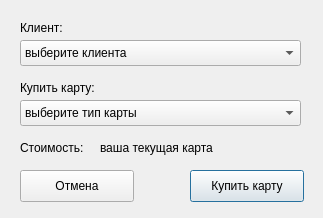
This is buycard.ui in wid0ki/Berlitz as Qt 5 draws it before an edit. The edited form follows.
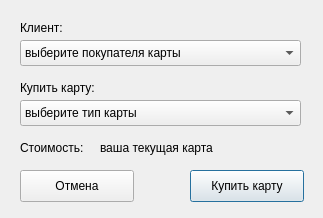
This is the edited form.

```diff
--- a/buycard.ui
+++ b/buycard.ui
@@ -117,7 +117,7 @@
    </property>
    <item>
     <property name="text">
-     <string>выберите клиента</string>
+     <string>выберите покупателя карты</string>
     </property>
    </item>
   </widget>
```
Left out of the diff: 4 changed lines with no effect on the pictures.
